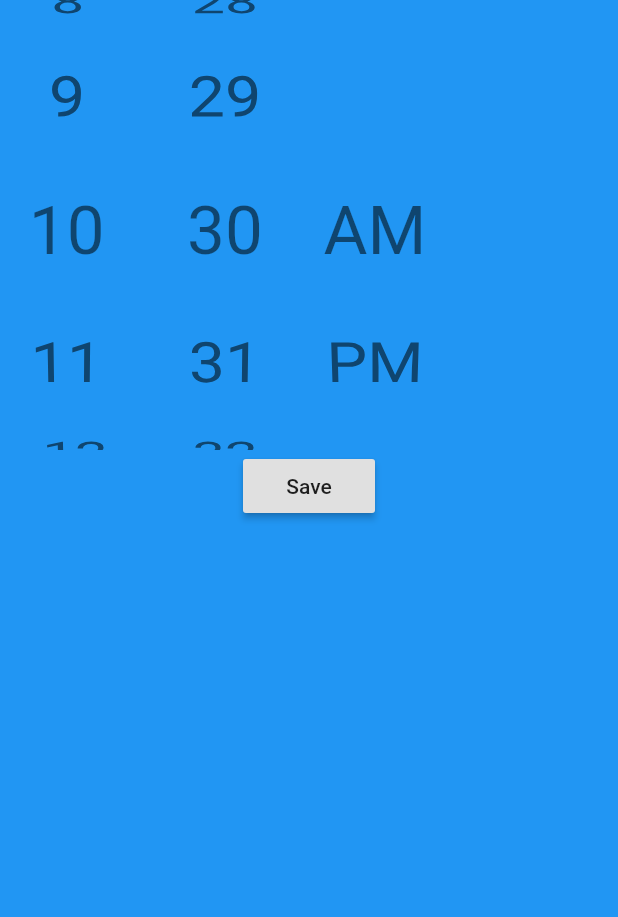
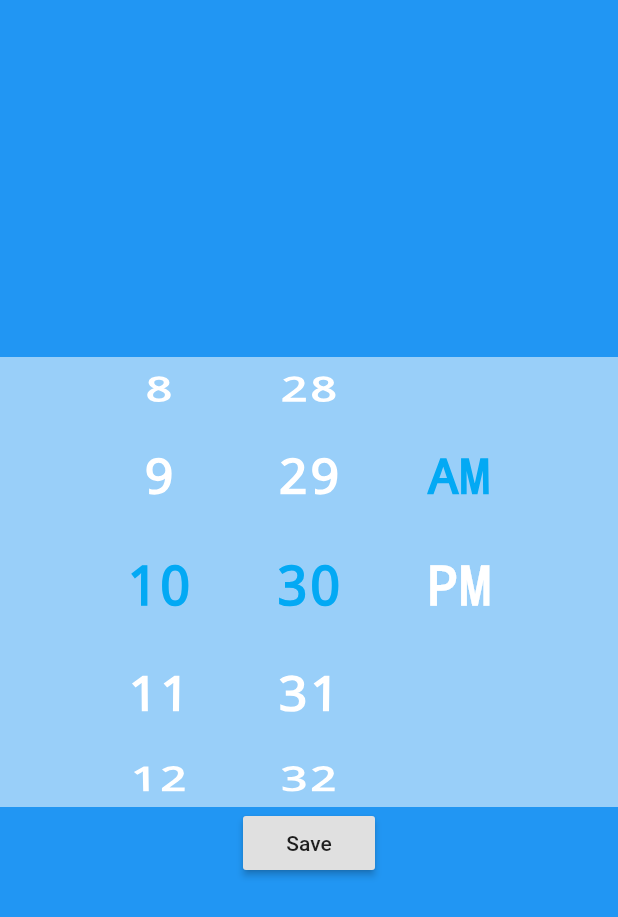
Before and after one commit to RyanBoyles14/flutter_timestamp, a Flutter app: the screen it shows after launch, after a tap on "Timestamps", on a phone screen of 412 x 824 dp. Shown: the top 917 px of the screen. Run offline on Flutter 3.47's test engine with Material 2 defaults, Android fonts, the phone set to English and light mode, and no system bars.

Commit message:
Improved list indexing and starting values, added styling

```diff
--- a/lib/TimeManager.dart
+++ b/lib/TimeManager.dart
@@ -12,6 +12,8 @@ class _TimeStampState extends State<TimeStamp> {
   String ampm = "";
   String time = ""; //time display string
 
+  List timestamps = new List<int>();
+
   _TimeStampState(){
     sync(); //get timestamp on startup
   }
@@ -21,6 +23,14 @@ class _TimeStampState extends State<TimeStamp> {
       hour = getHour();
       minute = getMinute();
       ampm = getAMPM();
+
+      // timestamp to save is in military format, so only one list needed
+      int t = hour * 100 + minute;
+      // save timestamp to list if not in list
+      if(timestamps.indexOf(t) == -1) {
+        timestamps.add(t);
+        timestamps.sort((a, b) => a.compareTo(b));
+      }
 
       //convert from military time
       if(hour == 0)
@@ -73,6 +83,7 @@ class _TimeStampState extends State<TimeStamp> {
         ),
 
         child: new Column(
+          mainAxisAlignment: MainAxisAlignment.center,
           children: <Widget>[
             Text( //Timestamp text
               "$time",
@@ -107,13 +118,13 @@ class _TimeStampState extends State<TimeStamp> {
     List l = await Navigator.push(
         context,
         MaterialPageRoute(
-            builder: (context) => TimestampSelect(hour, minute)
+            builder: (context) => TimestampSelect(hour, minute, ampm, timestamps)
         )
     );
 
     hour = l[0];
     minute = l[1];
-    ampm = l[2];
+    ampm = l[2] == 0 ? "AM" : "PM";
 
     // time format: 00:00 XM
     setTime(hour, minute, ampm);
@@ -125,8 +136,10 @@ class _TimeStampState extends State<TimeStamp> {
 class TimestampSelect extends StatefulWidget {
   final int hour;
   final int minute;
+  final String ampm;
+  final List<int> timestamps;
 
-  const TimestampSelect (this.hour, this.minute);
+  const TimestampSelect (this.hour, this.minute, this.ampm, this.timestamps);
 
   @override
   _TimestampSelectState createState() => _TimestampSelectState();
@@ -134,17 +147,56 @@ class TimestampSelect extends StatefulWidget {
 
 class _TimestampSelectState extends State<TimestampSelect> {
 
+  int _currentHour;
+  int _currentMinute;
+  int _currentAMPM;
+
+  //https://inducesmile.com/google-flutter/how-to-change-the-background-color-of-selected-listview-in-flutter/
+  // change current index for style change
+  _setTime(String val, int i){
+    setState(() {
+      switch(val){
+        case "Hour":
+          _currentHour = i;
+          break;
+        case "Min":
+          _currentMinute = i;
+          break;
+        case "AMPM":
+          _currentAMPM = i;
+          break;
+      }
+    });
+  }
+
   @override
   Widget build(BuildContext context) {
 
-    int finalHour = widget.hour;
-    int finalMinute = widget.minute;
-    String ampm = "AM";
-    final _style = Theme.of(context).textTheme.headline3;
+    final _style = TextStyle(
+      color: Colors.white,
+      decoration: TextDecoration.none,
+      fontSize: 36
+    );
 
-    List<Widget> hourList = List<Widget>.generate(12, (index) => Text((index + widget.hour) % 12 == 0 ? "12" : "${(index + widget.hour) % 12} ", style: _style));
-    List<Widget> minuteList = List<Widget>.generate(60, (index) => Text("${(index + widget.minute) % 60}", style: _style));
-    List<Widget> ampmList =  [Text("AM", style: _style), Text("PM",  style: _style)];
+    final _highlight = TextStyle(
+      color: Colors.lightBlue,
+      decoration: TextDecoration.none,
+      fontSize: 36
+    );
+
+    final _scrollList = new BoxDecoration(
+        color: Colors.white54
+    );
+
+    // generate lists for hours, minutes, AM/PM
+    // style of text is highlighted to the selected time in the scrollwheel
+    // if user has not scrolled, the most recent saved timestamp is highlighted
+    List<Widget> hourList = List<Widget>.generate(12, (index) => Text("${index + 1}",
+        style: (_currentHour == null && index == widget.hour - 1) || _currentHour == index ? _highlight : _style));
+    List<Widget> minuteList = List<Widget>.generate(60, (index) => Text("$index",
+        style: (_currentMinute == null && index == widget.minute) || _currentMinute == index ? _highlight : _style));
+    List<Widget> ampmList = List<Widget>.generate(2, (index) => Text(index == 0 ? "AM" : "PM",
+        style: (_currentAMPM == null && index == (widget.ampm.compareTo("AM") == 0 ? 0 : 1)) ||_currentAMPM == index ? _highlight : _style));
 
     return Container(
       decoration: new BoxDecoration(
@@ -152,64 +204,76 @@ class _TimestampSelectState extends State<TimestampSelect> {
       ),
 
       child: new Column(
+        mainAxisAlignment: MainAxisAlignment.center,
         children:[
-          Row(
+          Container(
+            decoration: _scrollList,
+            child: Row(
+              mainAxisAlignment: MainAxisAlignment.center,
               children: [
-              ConstrainedBox(
-                constraints: BoxConstraints(
-                  maxHeight: 300,
-                  maxWidth: 100
-                ),
+                Container(
+                  width: 100,
+                  height: 300,
                   child: ListWheelScrollView.useDelegate(
+                    // set initial value to last timestamp value
+                    controller: FixedExtentScrollController(initialItem: widget.hour - 1),
                     itemExtent: _style.fontSize,
                     childDelegate: ListWheelChildLoopingListDelegate(
                       children: hourList,
                     ),
                     squeeze: 0.5,
                     onSelectedItemChanged: (i) => {
-                    finalHour = (widget.hour + i) % 12,
-                    if(finalHour == 0)
-                      finalHour = 12,
+                      _setTime("Hour", i)
                     },
                   ),
                 ),
-              ConstrainedBox(
-                  constraints: BoxConstraints(
-                      maxHeight: 300,
-                      maxWidth: 100
-                  ),
+                Container(
+                  width: 100,
+                  height: 300,
                   child: ListWheelScrollView.useDelegate(
+                    // set initial value to last timestamp value
+                    controller: FixedExtentScrollController(initialItem: widget.minute),
                     itemExtent: _style.fontSize,
                     childDelegate: ListWheelChildLoopingListDelegate(
                       children: minuteList,
                     ),
                     squeeze: 0.5,
                     onSelectedItemChanged: (i) => {
-                      finalMinute = (widget.minute + i) % 60
+                      _setTime("Min", i)
                     },
-                  )
                   ),
-              ConstrainedBox(
-                  constraints: BoxConstraints(
-                      maxHeight: 300,
-                      maxWidth: 100
                 ),
+                Container(
+                  width: 100,
+                  height: 300,
                   child: ListWheelScrollView(
+                    // set initial value to last timestamp value
+                    controller: FixedExtentScrollController(
+                        initialItem: widget.ampm.compareTo("AMP") == 0 ? 0 : 1
+                    ),
                     itemExtent: _style.fontSize,
                     children: ampmList,
                     onSelectedItemChanged: (i) => {
-                      ampm = (i == 0) ? "AM" : "PM"
+                      _setTime("AMPM", i)
                     },
                     squeeze: 0.5
                   )
                 ),
             ]),
+          ),
 
           //Pass the selected time back to TimeStamp
           RaisedButton(
               child: Text("Save"),
               onPressed: (){
-                List l = [finalHour, finalMinute, ampm];
+                // if user did not scroll these value, set them to the last updated timestamp values
+                if(_currentHour == null)
+                  _currentHour = widget.hour;
+                if(_currentMinute == null)
+                  _currentMinute = widget.minute;
+                if(_currentAMPM == null)
+                  _currentAMPM = widget.ampm.compareTo("AM") == 0 ? 0 : 1;
+                List l = [_currentHour, _currentMinute, _currentAMPM];
                 Navigator.pop(context, l);
               }
           )
```
Lines whose indentation alone changed are shown as unchanged.
